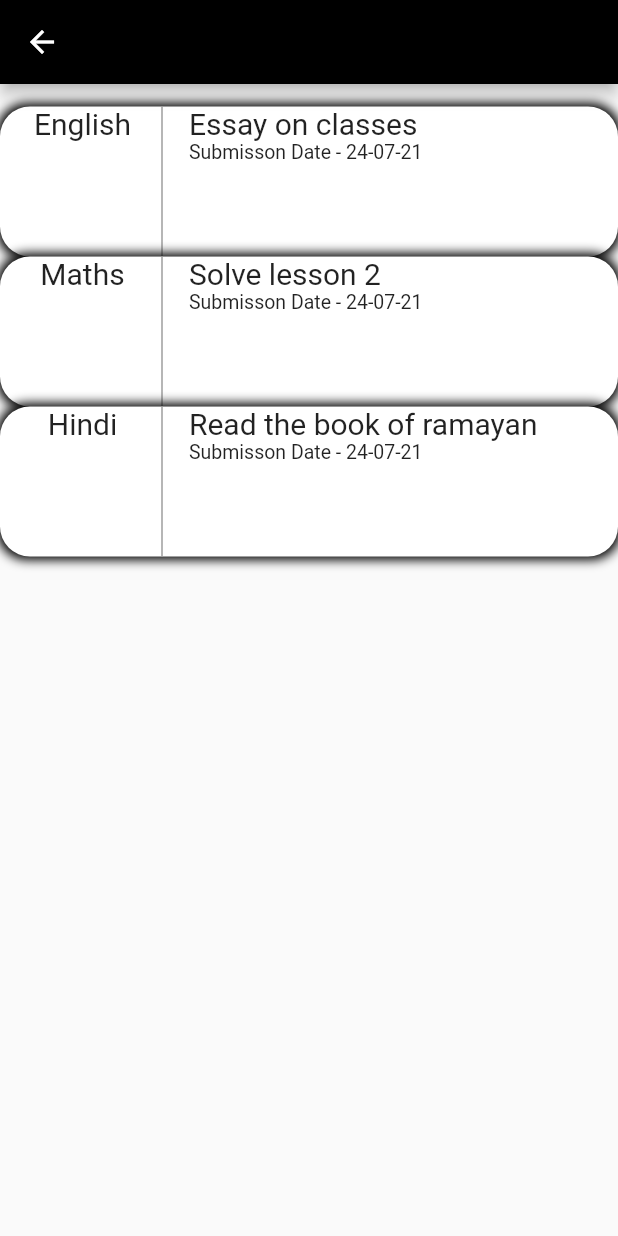
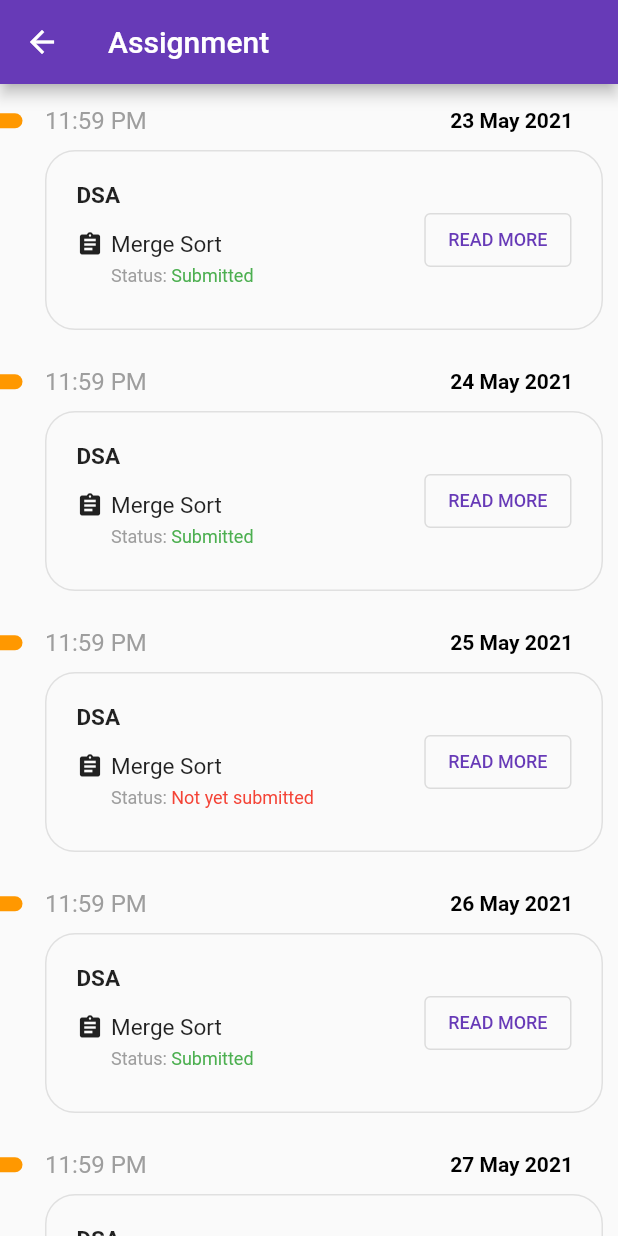
Before and after one commit to Blaze-Community/our_e_college_app, a Flutter app: the Assignment screen opened directly, on a phone screen of 412 x 824 dp. Run offline on Flutter 3.47's test engine with Material 2 defaults, Android fonts, the light colour scheme and no system bars; our stand-ins replace curved_navigation_bar, flutter_login, font_awesome_flutter, table_calendar.

Commit message:
assignment ui improved

```diff
--- a/lib/components/assignment.dart
+++ b/lib/components/assignment.dart
@@ -1,4 +1,5 @@
 import 'package:flutter/material.dart';
+import 'package:our_e_college_app/utils/assignmentItem.dart';
 
 class Assignment extends StatefulWidget {
   @override
@@ -6,103 +7,100 @@ class Assignment extends StatefulWidget {
 }
 
 class _AssignmentState extends State<Assignment> {
+  final List items = [
+    AssignmentItem(
+        subject: "DSA",
+        title: "Merge Sort",
+        submissionTime: "11:59 PM",
+        submissionDate: "28 May 2021",
+        hasSubmitted: false),
+    AssignmentItem(
+        subject: "DSA",
+        title: "Merge Sort",
+        submissionTime: "11:59 PM",
+        submissionDate: "27 May 2021",
+        hasSubmitted: false),
+    AssignmentItem(
+        subject: "DSA",
+        title: "Merge Sort",
+        submissionTime: "11:59 PM",
+        submissionDate: "26 May 2021",
+        hasSubmitted: true),
+    AssignmentItem(
+        subject: "DSA",
+        title: "Merge Sort",
+        submissionTime: "11:59 PM",
+        submissionDate: "25 May 2021",
+        hasSubmitted: false),
+    AssignmentItem(
+        subject: "DSA",
+        title: "Merge Sort",
+        submissionTime: "11:59 PM",
+        submissionDate: "24 May 2021",
+        hasSubmitted: true),
+    AssignmentItem(
+        subject: "DSA",
+        title: "Merge Sort",
+        submissionTime: "11:59 PM",
+        submissionDate: "23 May 2021",
+        hasSubmitted: true),
+  ];
+  // List numbers = [1, 2, 3];
+
   @override
   Widget build(BuildContext context) {
+    items.sort((a, b) => a.submissionDate.compareTo(b.submissionDate));
+    // print(numbers);
     return Scaffold(
         appBar: AppBar(
-          backgroundColor: Colors.black,
+          title: Text("Assignment"),
         ),
         body: Container(
           height: double.infinity,
           width: double.infinity,
           child: ListView(
             padding: EdgeInsets.only(top: 15),
-            children: [
-              AssignmentBox(
-                subject: "English",
-                title: "Essay on classes",
-                submissionDate: "24-07-21",
-              ),
-              AssignmentBox(
-                subject: "Maths",
-                title: "Solve lesson 2",
-                submissionDate: "24-07-21",
-              ),
-              AssignmentBox(
-                subject: "Hindi",
-                title: "Read the book of ramayan",
-                submissionDate: "24-07-21",
-              ),
-            ],
+            children: List.generate(items.length, (index) => items[index])
+            // children: [
+            //   // print(numbers);
+            //   AssignmentItem(
+            //       subject: "DSA",
+            //       title: "Merge Sort",
+            //       submissionTime: "11:59 PM",
+            //       submissionDate: "25 May 2021",
+            //       hasSubmitted: true),
+            //   AssignmentItem(
+            //       subject: "DSA",
+            //       title: "Merge Sort",
+            //       submissionTime: "11:59 PM",
+            //       submissionDate: "25 May 2021",
+            //       hasSubmitted: true),
+            //   AssignmentItem(
+            //       subject: "DSA",
+            //       title: "Merge Sort",
+            //       submissionTime: "11:59 PM",
+            //       submissionDate: "25 May 2021",
+            //       hasSubmitted: false),
+            //   AssignmentItem(
+            //       subject: "DSA",
+            //       title: "Merge Sort",
+            //       submissionTime: "11:59 PM",
+            //       submissionDate: "25 May 2021",
+            //       hasSubmitted: true),
+            //   AssignmentItem(
+            //       subject: "DSA",
+            //       title: "Merge Sort",
+            //       submissionTime: "11:59 PM",
+            //       submissionDate: "25 May 2021",
+            //       hasSubmitted: false),
+            //   AssignmentItem(
+            //       subject: "DSA",
+            //       title: "Merge Sort",
+            //       submissionTime: "11:59 PM",
+            //       submissionDate: "25 May 2021",
+            //       hasSubmitted: false),
+            // ],
           ),
         ));
   }
 }
-
-class AssignmentBox extends StatelessWidget {
-  final String subject;
-  final String title;
-  final String submissionDate;
-
-  AssignmentBox({this.subject, this.title, this.submissionDate});
-
-  @override
-  Widget build(BuildContext context) {
-    return Container(
-      width: double.infinity,
-      height: 100,
-      decoration: BoxDecoration(
-          color: Colors.white,
-          borderRadius: BorderRadius.circular(20),
-          boxShadow: [
-            BoxShadow(
-              color: Colors.black,
-              blurRadius: 5.0,
-              spreadRadius: 2.0,
-            )
-          ]),
-      child: Row(
-        mainAxisAlignment: MainAxisAlignment.start,
-        children: [
-          SizedBox(
-            width: 10,
-          ),
-          Container(
-              width: 90,
-              height: 100,
-              child: Text(
-                subject,
-                style: TextStyle(
-                  fontSize: 20,
-                ),
-                textAlign: TextAlign.center,
-              )),
-          VerticalDivider(
-            thickness: 1,
-            color: Colors.grey,
-          ),
-          SizedBox(
-            width: 10,
-          ),
-          Column(
-            crossAxisAlignment: CrossAxisAlignment.start,
-            children: [
-              Text(
-                title,
-                style: TextStyle(
-                  fontSize: 20,
-                ),
-              ),
-              Text(
-                "Submisson Date - $submissionDate",
-                style: TextStyle(
-                  fontSize: 13,
-                ),
-              ),
-            ],
-          )
-        ],
-      ),
-    );
-  }
-}
--- /dev/null
+++ b/lib/utils/assignmentItem.dart
@@ -0,0 +1,159 @@
+import 'package:flutter/material.dart';
+
+class AssignmentItem extends StatefulWidget {
+  String subject;
+  String title;
+  String submissionTime;
+  String submissionDate;
+  bool hasSubmitted;
+
+  AssignmentItem(
+      {this.subject,
+      this.title,
+      this.submissionTime,
+      this.submissionDate,
+      this.hasSubmitted});
+
+  @override
+  _AssignmentItemState createState() => _AssignmentItemState();
+}
+
+class _AssignmentItemState extends State<AssignmentItem> {
+
+  @override
+  Widget build(BuildContext context) {
+    return Container(
+      margin: EdgeInsets.only(bottom: 25),
+      child: Column(
+        children: [
+          Row(
+            children: [
+              Container(
+                width: 15,
+                height: 10,
+                decoration: BoxDecoration(
+                    color: Colors.orange,
+                    borderRadius: BorderRadius.horizontal(
+                      right: Radius.circular(5),
+                    )),
+              ),
+              SizedBox(
+                width: 15,
+              ),
+              Container(
+                width: MediaQuery.of(context).size.width - 60,
+                child: Row(
+                  mainAxisAlignment: MainAxisAlignment.spaceBetween,
+                  children: [
+                    Text(
+                      widget.submissionTime,
+                      style: TextStyle(
+                        fontSize: 16,
+                        color: Colors.grey,
+                      ),
+                    ),
+                    RichText(
+                      text: TextSpan(
+                        text: widget.submissionDate,
+                        style: TextStyle(
+                          fontWeight: FontWeight.bold,
+                          color: Colors.black,
+                        ),
+                      ),
+                    ),
+                  ],
+                ),
+              )
+            ],
+          ),
+          SizedBox(
+            height: 10,
+          ),
+          Container(
+            height: 120,
+            width: double.infinity,
+            decoration: BoxDecoration(
+                border: Border.all(width: 1, color: Colors.grey[300]),
+                borderRadius: BorderRadius.circular(20)),
+            margin: EdgeInsets.only(right: 10, left: 30),
+            padding: EdgeInsets.all(20),
+            child: Row(
+              mainAxisAlignment: MainAxisAlignment.spaceBetween,
+              children: [
+                Column(
+                  crossAxisAlignment: CrossAxisAlignment.start,
+                  children: [
+                    Text(
+                      widget.subject,
+                      style: TextStyle(
+                        fontWeight: FontWeight.bold,
+                        fontSize: 15,
+                      ),
+                    ),
+                    SizedBox(
+                      height: 15,
+                    ),
+                    Row(
+                      crossAxisAlignment: CrossAxisAlignment.start,
+                      children: [
+                        Icon(
+                          Icons.assignment,
+                          size: 18,
+                        ),
+                        SizedBox(
+                          width: 5,
+                        ),
+                        Column(
+                          crossAxisAlignment: CrossAxisAlignment.start,
+                          children: [
+                            Text(
+                              widget.title,
+                              style: TextStyle(
+                                fontSize: 15,
+                              ),
+                            ),
+                            SizedBox(
+                              height: 5,
+                            ),
+                            Row(
+                              children: [
+                                Text(
+                                  "Status: ",
+                                  style: TextStyle(
+                                    color: Colors.grey,
+                                    fontSize: 12,
+                                  ),
+                                ),
+                                Text(
+                                  (widget.hasSubmitted == true ? "Submitted" : "Not yet submitted"),
+                                  style: TextStyle(
+                                    color: (widget.hasSubmitted == true ? Colors.green : Colors.red),
+                                    fontSize: 12,
+                                  ),
+                                ),
+                              ],
+                            )
+                          ],
+                        )
+                      ],
+                    ),
+                  ],
+                ),
+                OutlinedButton(
+                  onPressed: () {},
+                  child: Text(
+                    "READ MORE",
+                    style: TextStyle(
+                      // color: Colors.grey,
+                      fontSize: 12,
+                    ),
+                  ),
+                )
+              ],
+            )
+          )
+        ],
+      ),
+    );
+  }
+}
```
